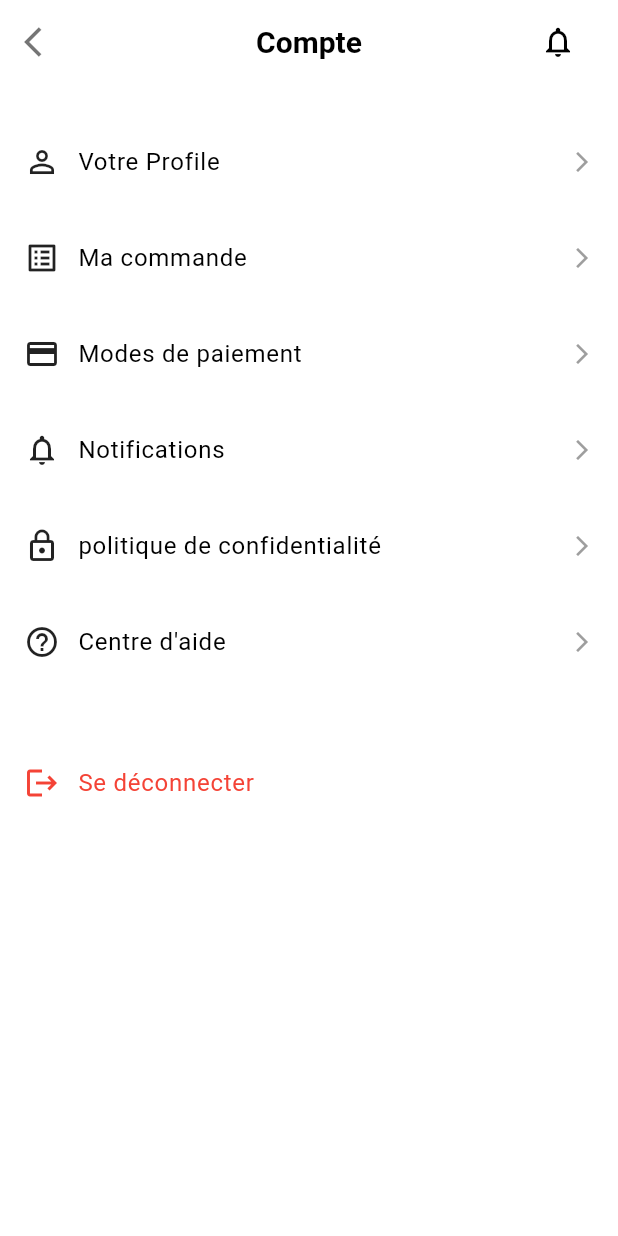
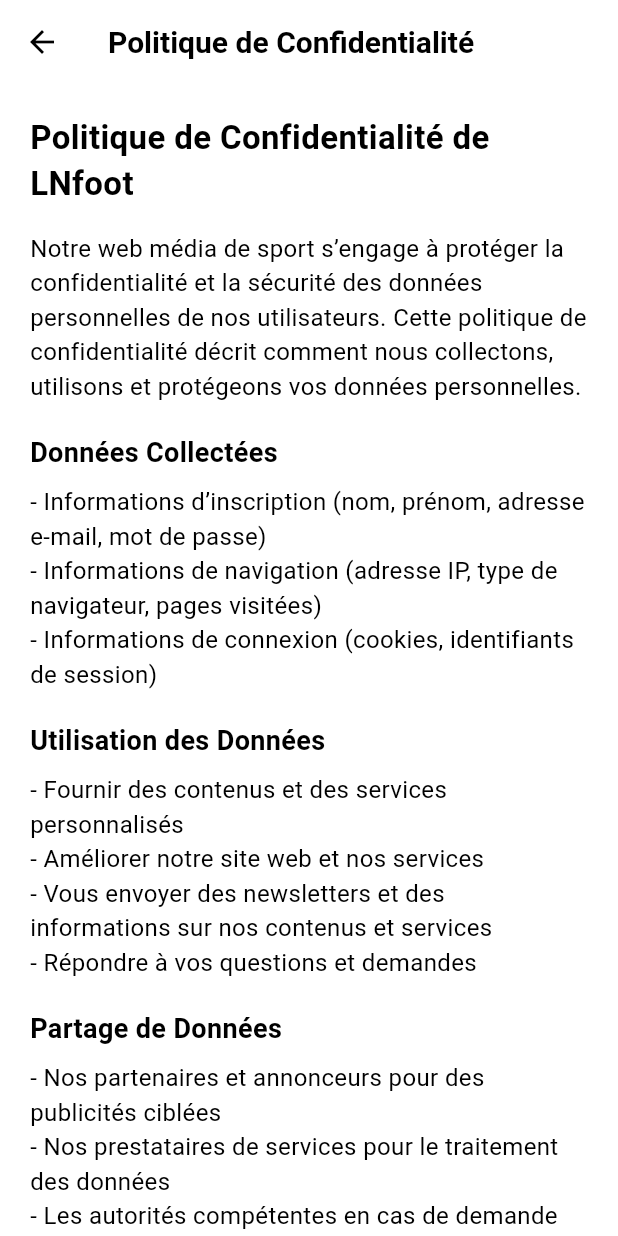
Before and after one commit to Pessidjo-Germann/ln_foot, a Flutter app: the ProfileScreen screen opened directly, after a tap on "politique de confidentialité", on a phone screen of 412 x 824 dp. Run offline on Flutter 3.47's test engine with Material 3 defaults, Android fonts, the phone set to English and light mode, and no system bars; our stand-ins replace bloc, equatable, flutter_bloc, flutter_secure_storage, flutter_svg, pinput and 2 more; missing offline and left inert: keycloak_wrapper, openapi_generator_annotations, openid_client; accounts and stored records are empty; network calls fail; project files that could hold a hidden picture were left out.

Commit message:
feat: add Privacy Policy screen and integrate into profile navigation

```diff
--- /dev/null
+++ b/lib/screen/privacy_policy_screen.dart
@@ -0,0 +1,133 @@
+import 'package:flutter/material.dart';
+
+class PrivacyPolicyScreen extends StatelessWidget {
+  const PrivacyPolicyScreen({super.key});
+
+  @override
+  Widget build(BuildContext context) {
+    return Scaffold(
+      appBar: AppBar(
+        title: const Text('Politique de Confidentialité'),
+        leading: IconButton(
+          icon: const Icon(Icons.arrow_back),
+          onPressed: () => Navigator.pop(context),
+        ),
+      ),
+      body: SingleChildScrollView(
+        padding: const EdgeInsets.all(20),
+        child: Column(
+          crossAxisAlignment: CrossAxisAlignment.start,
+          children: const [
+            Text(
+              'Politique de Confidentialité de LNfoot',
+              style: TextStyle(fontSize: 22, fontWeight: FontWeight.bold),
+            ),
+            SizedBox(height: 16),
+            Text(
+              "Notre web média de sport s’engage à protéger la confidentialité et la sécurité des données personnelles de nos utilisateurs. Cette politique de confidentialité décrit comment nous collectons, utilisons et protégeons vos données personnelles.",
+              style: TextStyle(fontSize: 16),
+            ),
+            SizedBox(height: 20),
+            Text('Données Collectées',
+                style: TextStyle(fontWeight: FontWeight.bold, fontSize: 18)),
+            SizedBox(height: 8),
+            Text(
+                '- Informations d’inscription (nom, prénom, adresse e-mail, mot de passe)\n- Informations de navigation (adresse IP, type de navigateur, pages visitées)\n- Informations de connexion (cookies, identifiants de session)',
+                style: TextStyle(fontSize: 16)),
+            SizedBox(height: 20),
+            Text('Utilisation des Données',
+                style: TextStyle(fontWeight: FontWeight.bold, fontSize: 18)),
+            SizedBox(height: 8),
+            Text(
+                '- Fournir des contenus et des services personnalisés\n- Améliorer notre site web et nos services\n- Vous envoyer des newsletters et des informations sur nos contenus et services\n- Répondre à vos questions et demandes',
+                style: TextStyle(fontSize: 16)),
+            SizedBox(height: 20),
+            Text('Partage de Données',
+                style: TextStyle(fontWeight: FontWeight.bold, fontSize: 18)),
+            SizedBox(height: 8),
+            Text(
+                '- Nos partenaires et annonceurs pour des publicités ciblées\n- Nos prestataires de services pour le traitement des données\n- Les autorités compétentes en cas de demande légale',
+                style: TextStyle(fontSize: 16)),
+            SizedBox(height: 20),
+            Text('Sécurité des Données',
+                style: TextStyle(fontWeight: FontWeight.bold, fontSize: 18)),
+            SizedBox(height: 8),
+            Text(
+                '- Chiffrement des données\n- Utilisation de protocoles de sécurité pour les transactions en ligne\n- Mise à jour régulière de nos systèmes et logiciels',
+                style: TextStyle(fontSize: 16)),
+            SizedBox(height: 20),
+            Text('Vos Droits',
+                style: TextStyle(fontWeight: FontWeight.bold, fontSize: 18)),
+            SizedBox(height: 8),
+            Text(
+                '- Accéder à vos données personnelles\n- Rectifier vos données personnelles\n- Supprimer vos données personnelles\n- Limiter le traitement de vos données personnelles',
+                style: TextStyle(fontSize: 16)),
+            SizedBox(height: 20),
+            Text('Contact',
+                style: TextStyle(fontWeight: FontWeight.bold, fontSize: 18)),
+            SizedBox(height: 8),
+            Text(
+                'Si vous avez des questions ou des préoccupations concernant notre politique de confidentialité, veuillez nous contacter à luvnationagency2@gmail.com',
+                style: TextStyle(fontSize: 16)),
+            SizedBox(height: 20),
+            Text('Modification de la Politique',
+                style: TextStyle(fontWeight: FontWeight.bold, fontSize: 18)),
+            SizedBox(height: 8),
+            Text(
+                'Nous pouvons modifier cette politique de confidentialité à tout moment. Nous vous informerons de tout changement important.',
+                style: TextStyle(fontSize: 16)),
+            SizedBox(height: 20),
+            Text('Consentement',
+                style: TextStyle(fontWeight: FontWeight.bold, fontSize: 18)),
+            SizedBox(height: 8),
+            Text(
+                'En utilisant notre site web, vous consentez à notre politique de confidentialité.',
+                style: TextStyle(fontSize: 16)),
+            SizedBox(height: 20),
+            Text('Extension de la Politique',
+                style: TextStyle(fontWeight: FontWeight.bold, fontSize: 18)),
+            SizedBox(height: 8),
+            Text(
+                "Cette politique de confidentialité s’applique également à notre boutique en ligne, y compris toutes les interactions d’achat, de livraison et de paiement effectuées sur notre plateforme.",
+                style: TextStyle(fontSize: 16)),
+            SizedBox(height: 20),
+            Text('Données liées aux transactions',
+                style: TextStyle(fontWeight: FontWeight.bold, fontSize: 18)),
+            SizedBox(height: 8),
+            Text(
+                '- Informations de paiement (mode de paiement, détails partiels de la carte)\n- Adresse de livraison et de facturation\n- Historique des commandes',
+                style: TextStyle(fontSize: 16)),
+            SizedBox(height: 20),
+            Text('Utilisation des données (e-commerce)',
+                style: TextStyle(fontWeight: FontWeight.bold, fontSize: 18)),
+            SizedBox(height: 8),
+            Text(
+                '- Traiter vos commandes et paiements\n- Assurer la livraison et le suivi des commandes\n- Gérer le service client après-vente',
+                style: TextStyle(fontSize: 16)),
+            SizedBox(height: 20),
+            Text('Cookies marketing',
+                style: TextStyle(fontWeight: FontWeight.bold, fontSize: 18)),
+            SizedBox(height: 8),
+            Text(
+                'Nous utilisons des cookies pour suivre le comportement d’achat et vous proposer des offres personnalisées.',
+                style: TextStyle(fontSize: 16)),
+            SizedBox(height: 20),
+            Text('Sécurité des paiements',
+                style: TextStyle(fontWeight: FontWeight.bold, fontSize: 18)),
+            SizedBox(height: 8),
+            Text(
+                'Les transactions de paiement sont sécurisées via des prestataires certifiés (ex : SSL, prestataires de paiement reconnus).',
+                style: TextStyle(fontSize: 16)),
+            SizedBox(height: 20),
+            Text('Lien vers les CGV/CGU',
+                style: TextStyle(fontWeight: FontWeight.bold, fontSize: 18)),
+            SizedBox(height: 8),
+            Text(
+                'Cette politique est complémentaire à nos Conditions Générales de Vente ou d’Utilisation disponibles sur notre site.',
+                style: TextStyle(fontSize: 16)),
+          ],
+        ),
+      ),
+    );
+  }
+}
--- a/lib/screen/profile_details_screen.dart
+++ b/lib/screen/profile_details_screen.dart
@@ -1,4 +1,6 @@
 import 'package:flutter/material.dart';
+import 'package:flutter_bloc/flutter_bloc.dart';
+import 'package:ln_foot/bloc/auth/auth_bloc.dart';
 import 'package:ln_foot/widgets/custom_app_bar.dart';
 import 'package:ln_foot/widgets/custom_button.dart';
 
@@ -11,13 +13,12 @@
 
 class _ProfileDetailsScreenState extends State<ProfileDetailsScreen> {
   final _formKey = GlobalKey<FormState>();
-  final _nameController = TextEditingController(text: 'Cody Fisher');
-  final _emailController = TextEditingController(text: 'cody.fisher45@example.com');
-  final _dobController = TextEditingController(text: '12/07/1990');
-  final _phoneController = TextEditingController(text: '+237 671 524 727');
-  String? _selectedGender = 'Male'; // Default example value
-
-  // TODO: Add logic to load actual user data
+  final _nameController = TextEditingController();
+  final _emailController = TextEditingController();
+  final _dobController = TextEditingController();
+  final _phoneController = TextEditingController();
+  String? _selectedGender;
+  bool _initialized = false;
 
   @override
   void dispose() {
@@ -26,6 +27,16 @@
     _dobController.dispose();
     _phoneController.dispose();
     super.dispose();
+  }
+
+  void _initUserData(Map<String, dynamic> user) {
+    if (_initialized) return;
+    _nameController.text = user['name'] ?? '';
+    _emailController.text = user['email'] ?? '';
+    _dobController.text = user['birthdate'] ?? '';
+    _phoneController.text = user['phone_number'] ?? '';
+    _selectedGender = user['gender'] ?? null;
+    _initialized = true;
   }
 
   Future<void> _selectDate(BuildContext context) async {
@@ -38,7 +49,8 @@
     if (picked != null) {
       // TODO: Format the date as needed (e.g., using intl package)
       setState(() {
-        _dobController.text = "${picked.day}/${picked.month}/${picked.year}"; // Simple format
+        _dobController.text =
+            "${picked.day}/${picked.month}/${picked.year}"; // Simple format
       });
     }
   }
@@ -49,7 +61,7 @@
       appBar: CustomAppBar(
         title: 'Mon profile',
         showBackButton: true,
-        onBackButtonPressed: ()=> Navigator.pop(context),
+        onBackButtonPressed: () => Navigator.pop(context),
         actions: [
           IconButton(
             icon: const Icon(Icons.notifications_none_outlined),
@@ -61,7 +73,13 @@
           const SizedBox(width: 16),
         ],
       ),
-      body: SingleChildScrollView(
+      body: BlocBuilder<AuthBloc, AuthState>(
+        builder: (context, state) {
+          if (state is AuthLoading) {
+            return const Center(child: CircularProgressIndicator());
+          } else if (state is Authenticated) {
+            _initUserData(state.user);
+            return SingleChildScrollView(
               padding: const EdgeInsets.all(16.0),
               child: Form(
                 key: _formKey,
@@ -71,45 +89,49 @@
                     _buildTextField(
                       label: 'Nom et prénom',
                       controller: _nameController,
-                // validator: (value) => ..., // Add validation if needed
                     ),
                     const SizedBox(height: 16),
                     _buildTextField(
                       label: 'Adresse email',
                       controller: _emailController,
                       keyboardType: TextInputType.emailAddress,
-                // validator: (value) => ..., // Add validation if needed
                     ),
                     const SizedBox(height: 16),
-              _buildDateField(
-                label: 'Date de naissance',
-                controller: _dobController,
-                onTap: () => _selectDate(context),
-              ),
-              const SizedBox(height: 16),
-              _buildGenderDropdown(
-                label: 'Genre',
-                value: _selectedGender,
-                onChanged: (newValue) {
-                  setState(() {
-                    _selectedGender = newValue;
-                  });
-                },
-              ),
-              const SizedBox(height: 16),
-              _buildPhoneField(
-                label: 'Numéro de téléphone',
-                controller: _phoneController,
-                // TODO: Implement country code picker if needed
-              ),
+                    // _buildDateField(
+                    //   label: 'Date de naissance',
+                    //   controller: _dobController,
+                    //   onTap: () => _selectDate(context),
+                    // ),
+                    // const SizedBox(height: 16),
+                    // _buildGenderDropdown(
+                    //   label: 'Genre',
+                    //   value: _selectedGender,
+                    //   onChanged: (newValue) {
+                    //     setState(() {
+                    //       _selectedGender = newValue;
+                    //     });
+                    //   },
+                    // ),
+                    // const SizedBox(height: 16),
+                    // _buildPhoneField(
+                    //   label: 'Numéro de téléphone',
+                    //   controller: _phoneController,
+                    // ),
                     const SizedBox(height: 32),
                   ],
                 ),
               ),
+            );
+          } else if (state is AuthError) {
+            return Center(child: Text('Erreur: ${state.message}'));
+          } else {
+            return const Center(child: Text('Aucune information utilisateur.'));
+          }
+        },
       ),
       bottomNavigationBar: Padding(
         padding: const EdgeInsets.all(16.0),
-        child: CustomButton( // Using CustomButton based on info.txt
+        child: CustomButton(
           text: 'Enregistré',
           onPressed: () {
             if (_formKey.currentState!.validate()) {
@@ -120,12 +142,9 @@
               print('DOB: ${_dobController.text}');
               print('Gender: $_selectedGender');
               print('Phone: ${_phoneController.text}');
-              // Optionally show a success message/snackbar
-
               Navigator.pop(context);
             }
           },
-          // TODO: Adjust styling if CustomButton allows (e.g., background color)
         ),
       ),
     );
@@ -144,9 +163,12 @@
     return Column(
       crossAxisAlignment: CrossAxisAlignment.start,
       children: [
-        Text(label, style: const TextStyle(fontWeight: FontWeight.w500)), // Or use Theme
+        Text(label,
+            style:
+                const TextStyle(fontWeight: FontWeight.w500)), // Or use Theme
         const SizedBox(height: 8),
-        TextFormField( // Using standard TextFormField, replace with CustomTextField if it fits
+        TextFormField(
+          // Using standard TextFormField, replace with CustomTextField if it fits
           controller: controller,
           keyboardType: keyboardType,
           validator: validator,
@@ -166,7 +188,8 @@
               borderRadius: BorderRadius.circular(8.0),
               borderSide: BorderSide(color: Theme.of(context).primaryColor),
             ),
-            contentPadding: const EdgeInsets.symmetric(horizontal: 12, vertical: 14),
+            contentPadding:
+                const EdgeInsets.symmetric(horizontal: 12, vertical: 14),
             suffixIcon: suffixIcon,
           ),
         ),
@@ -222,7 +245,8 @@
               borderRadius: BorderRadius.circular(8.0),
               borderSide: BorderSide(color: Theme.of(context).primaryColor),
             ),
-            contentPadding: const EdgeInsets.symmetric(horizontal: 12, vertical: 14),
+            contentPadding:
+                const EdgeInsets.symmetric(horizontal: 12, vertical: 14),
           ),
           // validator: (value) => value == null ? 'Please select gender' : null, // Optional validation
         ),
--- a/lib/screen/profile_screen.dart
+++ b/lib/screen/profile_screen.dart
@@ -3,6 +3,7 @@
 import 'package:ln_foot/screen/notification_screen.dart'; // Added import
 import 'package:ln_foot/screen/payment_method_screen.dart'; // Added import
 import 'package:ln_foot/screen/profile_details_screen.dart';
+import 'package:ln_foot/screen/privacy_policy_screen.dart'; // Import PrivacyPolicyScreen
 import 'package:ln_foot/widgets/common/logout_confirmation_dialog.dart';
 import 'package:ln_foot/widgets/custom_app_bar.dart';
 import 'package:ln_foot/widgets/profile/profile_menu_item.dart';
@@ -16,19 +17,24 @@
       appBar: CustomAppBar(
         title: 'Compte',
         showBackButton: true,
-        onBackButtonPressed: ()=>Navigator.pop(context),
+        onBackButtonPressed: () => Navigator.pop(context),
         actions: [
           IconButton(
-            icon: const Icon(Icons.notifications_none_outlined), // Or your custom notification icon
+            icon: const Icon(Icons
+                .notifications_none_outlined), // Or your custom notification icon
             onPressed: () {
               // TODO: Navigate to Notification Screen
-              Navigator.push(context, MaterialPageRoute(builder: (context) => NotificationScreen()));
+              Navigator.push(
+                  context,
+                  MaterialPageRoute(
+                      builder: (context) => NotificationScreen()));
             },
           ),
           const SizedBox(width: 16), // Add some padding
         ],
       ),
-      body: SingleChildScrollView( // Use SingleChildScrollView if content might overflow
+      body: SingleChildScrollView(
+        // Use SingleChildScrollView if content might overflow
         padding: const EdgeInsets.symmetric(vertical: 20.0, horizontal: 16.0),
         child: Column(
           children: [
@@ -39,7 +45,8 @@
               onTap: () {
                 Navigator.push(
                   context,
-                  MaterialPageRoute(builder: (context) => const ProfileDetailsScreen()),
+                  MaterialPageRoute(
+                      builder: (context) => const ProfileDetailsScreen()),
                 );
               },
             ),
@@ -49,7 +56,8 @@
               onTap: () {
                 Navigator.push(
                   context,
-                  MaterialPageRoute(builder: (context) => const MyOrdersScreen()),
+                  MaterialPageRoute(
+                      builder: (context) => const MyOrdersScreen()),
                 );
                 print('Navigate to Orders');
               },
@@ -58,9 +66,10 @@
               icon: Icons.payment_outlined,
               title: 'Modes de paiement',
               onTap: () {
-                 Navigator.push(
+                Navigator.push(
                   context,
-                  MaterialPageRoute(builder: (context) => const PaymentMethodScreen()),
+                  MaterialPageRoute(
+                      builder: (context) => const PaymentMethodScreen()),
                 );
               },
             ),
@@ -68,28 +77,29 @@
               icon: Icons.notifications_none_outlined,
               title: 'Notifications',
               onTap: () {
-                 Navigator.push(
+                Navigator.push(
                   context,
-                  MaterialPageRoute(builder: (context) => const NotificationScreen()),
+                  MaterialPageRoute(
+                      builder: (context) => const NotificationScreen()),
                 );
               },
             ),
-             ProfileMenuItem(
+            ProfileMenuItem(
               icon: Icons.lock_outline,
               title: 'politique de confidentialité',
               onTap: () {
-                // TODO: Navigate to Privacy Policy Screen or show dialog/webview
-                print('Navigate to Privacy Policy');
+                Navigator.push(
+                  context,
+                  MaterialPageRoute(
+                      builder: (context) => const PrivacyPolicyScreen()),
+                );
               },
             ),
-             ProfileMenuItem(
+            ProfileMenuItem(
               icon: Icons.help_outline,
               title: 'Centre d\'aide',
-              onTap: () {
-
-              },
+              onTap: () {},
             ),
-
 
             const SizedBox(height: 30), // Spacer before logout
 
@@ -104,7 +114,8 @@
                 showLogoutDialog(context);
                 print('Logout tapped');
               },
-              contentPadding: const EdgeInsets.symmetric(vertical: 8.0, horizontal: 0),
+              contentPadding:
+                  const EdgeInsets.symmetric(vertical: 8.0, horizontal: 0),
               visualDensity: VisualDensity.compact,
             ),
           ],
```
Lines whose indentation alone changed are shown as unchanged.
